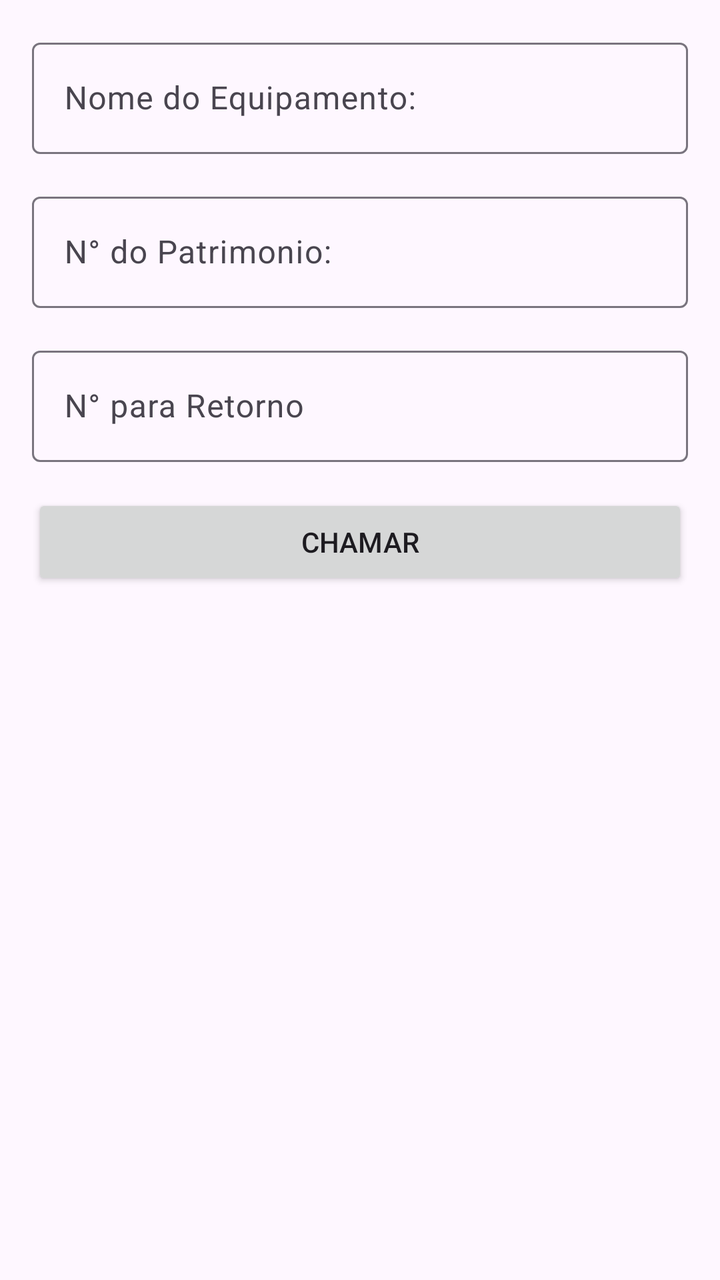
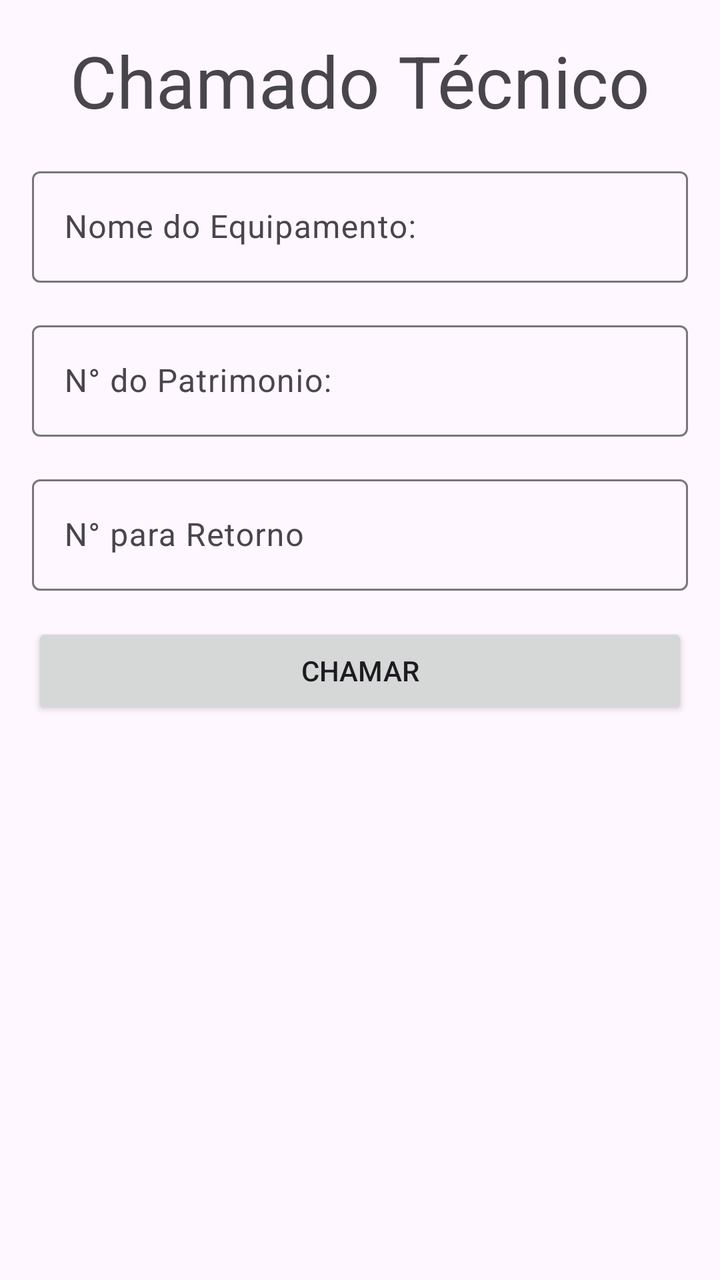

Compare the two renders of this Android layout. The source of the first and the diff that turns it into the second are given below.
<!-- AndroidManifest.xml: application theme Theme.Chamado_tecnico -->
<!-- res/layout/activity_main.xml -->
<?xml version="1.0" encoding="utf-8"?>
<androidx.constraintlayout.widget.ConstraintLayout xmlns:android="http://schemas.android.com/apk/res/android"
    xmlns:app="http://schemas.android.com/apk/res-auto"
    xmlns:tools="http://schemas.android.com/tools"
    android:id="@+id/main"
    android:layout_width="match_parent"
    android:layout_height="match_parent"
    tools:context=".MainActivity">

    <com.google.android.material.textfield.TextInputLayout
        android:id="@+id/ilEquipamento"
        android:layout_width="match_parent"
        android:layout_height="wrap_content"
        android:layout_margin="16dp"
        android:hint="Nome do Equipamento:"
        app:layout_constraintTop_toTopOf="parent"
        app:layout_constraintStart_toStartOf="parent"
        app:layout_constraintEnd_toEndOf="parent">
        <com.google.android.material.textfield.TextInputEditText
            android:id="@+id/edtEquipamento"
            android:layout_width="match_parent"
            android:layout_height="wrap_content"/>
    </com.google.android.material.textfield.TextInputLayout>

    <com.google.android.material.textfield.TextInputLayout
        android:id="@+id/ilNumero"
        android:layout_width="match_parent"
        android:layout_height="wrap_content"
        android:hint="N° do Patrimonio:"
        app:layout_constraintTop_toBottomOf="@+id/ilEquipamento"
        app:layout_constraintStart_toStartOf="parent"
        app:layout_constraintEnd_toEndOf="parent"
        android:layout_margin="16dp">
        <com.google.android.material.textfield.TextInputEditText
            android:id="@+id/edtNumero"
            android:layout_width="match_parent"
            android:layout_height="wrap_content"/>
    </com.google.android.material.textfield.TextInputLayout>

    <com.google.android.material.textfield.TextInputLayout
        android:id="@+id/ilRetorno"
        android:layout_width="match_parent"
        android:layout_height="wrap_content"
        android:layout_margin="16dp"
        app:layout_constraintTop_toBottomOf="@+id/ilNumero"
        android:hint="N° para Retorno">
        <com.google.android.material.textfield.TextInputEditText
            android:id="@+id/edtRetorno"
            android:layout_width="match_parent"
            android:layout_height="wrap_content"/>
    </com.google.android.material.textfield.TextInputLayout>

    <Button
        android:id="@+id/btnSalvar"
        android:layout_width="match_parent"
        android:layout_height="wrap_content"
        app:layout_constraintTop_toBottomOf="@+id/ilRetorno"
        app:layout_constraintStart_toStartOf="parent"
        app:layout_constraintEnd_toEndOf="parent"
        android:layout_margin="16dp"
        android:text="Chamar"/>

</androidx.constraintlayout.widget.ConstraintLayout>
<!-- resources referenced by this layout -->
<resources>
  <style name="Theme.Chamado_tecnico" parent="Base.Theme.Chamado_tecnico" />
  <style name="Base.Theme.Chamado_tecnico" parent="Theme.Material3.DayNight.NoActionBar">
          
          
      </style>
</resources>

<!-- the commit's change to res/layout/activity_main.xml (unified diff, before → after) -->
@@ -6,58 +6,78 @@
     android:layout_width="match_parent"
     android:layout_height="match_parent"
     tools:context=".MainActivity">
+    <ScrollView
+        android:layout_width="match_parent"
+        android:layout_height="match_parent">
 
-    <com.google.android.material.textfield.TextInputLayout
-        android:id="@+id/ilEquipamento"
-        android:layout_width="match_parent"
-        android:layout_height="wrap_content"
-        android:layout_margin="16dp"
-        android:hint="Nome do Equipamento:"
-        app:layout_constraintTop_toTopOf="parent"
-        app:layout_constraintStart_toStartOf="parent"
-        app:layout_constraintEnd_toEndOf="parent">
-        <com.google.android.material.textfield.TextInputEditText
-            android:id="@+id/edtEquipamento"
+        <androidx.constraintlayout.widget.ConstraintLayout
             android:layout_width="match_parent"
-            android:layout_height="wrap_content"/>
-    </com.google.android.material.textfield.TextInputLayout>
+            android:layout_height="wrap_content">
+            <TextView
+                android:id="@+id/txtView"
+                android:layout_width="wrap_content"
+                android:layout_height="wrap_content"
+                android:text="Chamado Técnico"
+                app:layout_constraintStart_toStartOf="parent"
+                app:layout_constraintEnd_toEndOf="parent"
+                app:layout_constraintTop_toTopOf="parent"
+                android:layout_marginTop="16dp"
+                android:textSize="36dp"/>
 
-    <com.google.android.material.textfield.TextInputLayout
-        android:id="@+id/ilNumero"
-        android:layout_width="match_parent"
-        android:layout_height="wrap_content"
-        android:hint="N° do Patrimonio:"
-        app:layout_constraintTop_toBottomOf="@+id/ilEquipamento"
-        app:layout_constraintStart_toStartOf="parent"
-        app:layout_constraintEnd_toEndOf="parent"
-        android:layout_margin="16dp">
-        <com.google.android.material.textfield.TextInputEditText
-            android:id="@+id/edtNumero"
-            android:layout_width="match_parent"
-            android:layout_height="wrap_content"/>
-    </com.google.android.material.textfield.TextInputLayout>
+            <com.google.android.material.textfield.TextInputLayout
+                android:id="@+id/ilEquipamento"
+                android:layout_width="match_parent"
+                android:layout_height="wrap_content"
+                android:layout_margin="16dp"
+                android:hint="Nome do Equipamento:"
+                app:layout_constraintTop_toBottomOf="@id/txtView"
+                app:layout_constraintStart_toStartOf="parent"
+                app:layout_constraintEnd_toEndOf="parent"
+                android:layout_marginTop="16dp">
+                <com.google.android.material.textfield.TextInputEditText
+                    android:id="@+id/edtEquipamento"
+                    android:layout_width="match_parent"
+                    android:layout_height="wrap_content"/>
+            </com.google.android.material.textfield.TextInputLayout>
 
-    <com.google.android.material.textfield.TextInputLayout
-        android:id="@+id/ilRetorno"
-        android:layout_width="match_parent"
-        android:layout_height="wrap_content"
-        android:layout_margin="16dp"
-        app:layout_constraintTop_toBottomOf="@+id/ilNumero"
-        android:hint="N° para Retorno">
-        <com.google.android.material.textfield.TextInputEditText
-            android:id="@+id/edtRetorno"
-            android:layout_width="match_parent"
-            android:layout_height="wrap_content"/>
-    </com.google.android.material.textfield.TextInputLayout>
+            <com.google.android.material.textfield.TextInputLayout
+                android:id="@+id/ilNumero"
+                android:layout_width="match_parent"
+                android:layout_height="wrap_content"
+                android:hint="N° do Patrimonio:"
+                app:layout_constraintTop_toBottomOf="@+id/ilEquipamento"
+                app:layout_constraintStart_toStartOf="parent"
+                app:layout_constraintEnd_toEndOf="parent"
+                android:layout_margin="16dp">
+                <com.google.android.material.textfield.TextInputEditText
+                    android:id="@+id/edtNumero"
+                    android:layout_width="match_parent"
+                    android:layout_height="wrap_content"/>
+            </com.google.android.material.textfield.TextInputLayout>
 
-    <Button
-        android:id="@+id/btnSalvar"
-        android:layout_width="match_parent"
-        android:layout_height="wrap_content"
-        app:layout_constraintTop_toBottomOf="@+id/ilRetorno"
-        app:layout_constraintStart_toStartOf="parent"
-        app:layout_constraintEnd_toEndOf="parent"
-        android:layout_margin="16dp"
-        android:text="Chamar"/>
+            <com.google.android.material.textfield.TextInputLayout
+                android:id="@+id/ilRetorno"
+                android:layout_width="match_parent"
+                android:layout_height="wrap_content"
+                android:layout_margin="16dp"
+                app:layout_constraintTop_toBottomOf="@+id/ilNumero"
+                android:hint="N° para Retorno">
+                <com.google.android.material.textfield.TextInputEditText
+                    android:id="@+id/edtRetorno"
+                    android:layout_width="match_parent"
+                    android:layout_height="wrap_content"/>
+            </com.google.android.material.textfield.TextInputLayout>
 
+            <Button
+                android:id="@+id/btnSalvar"
+                android:layout_width="match_parent"
+                android:layout_height="wrap_content"
+                app:layout_constraintTop_toBottomOf="@+id/ilRetorno"
+                app:layout_constraintStart_toStartOf="parent"
+                app:layout_constraintEnd_toEndOf="parent"
+                android:layout_margin="16dp"
+                android:text="Chamar"/>
+
+        </androidx.constraintlayout.widget.ConstraintLayout>
+    </ScrollView>
 </androidx.constraintlayout.widget.ConstraintLayout>
